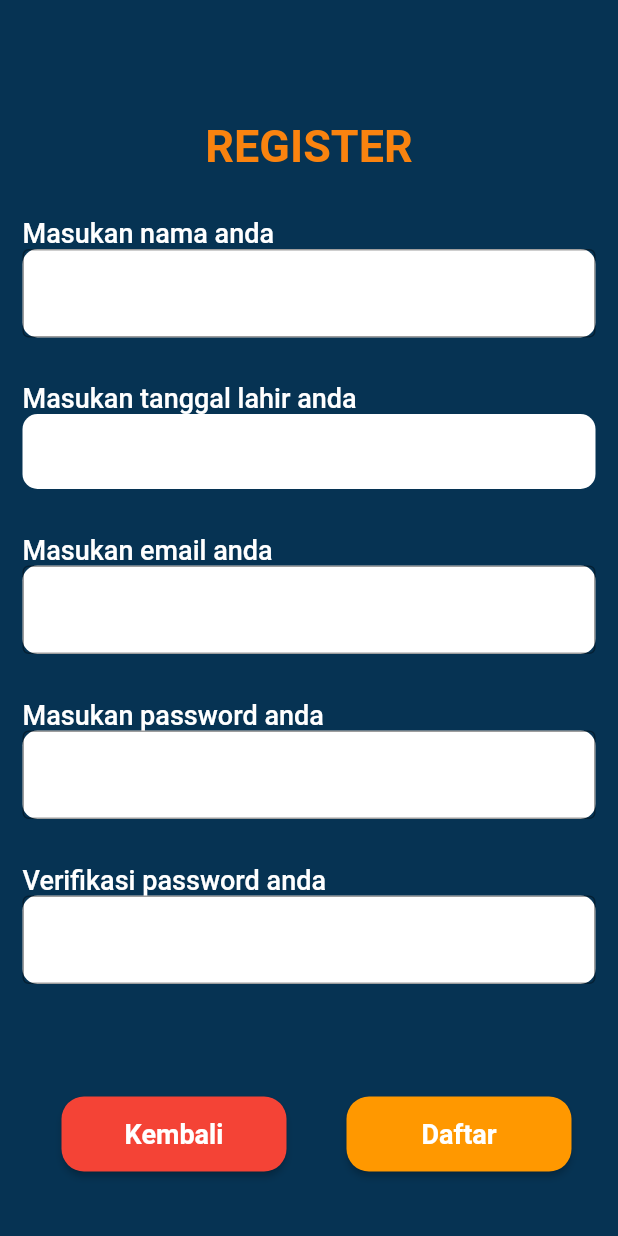
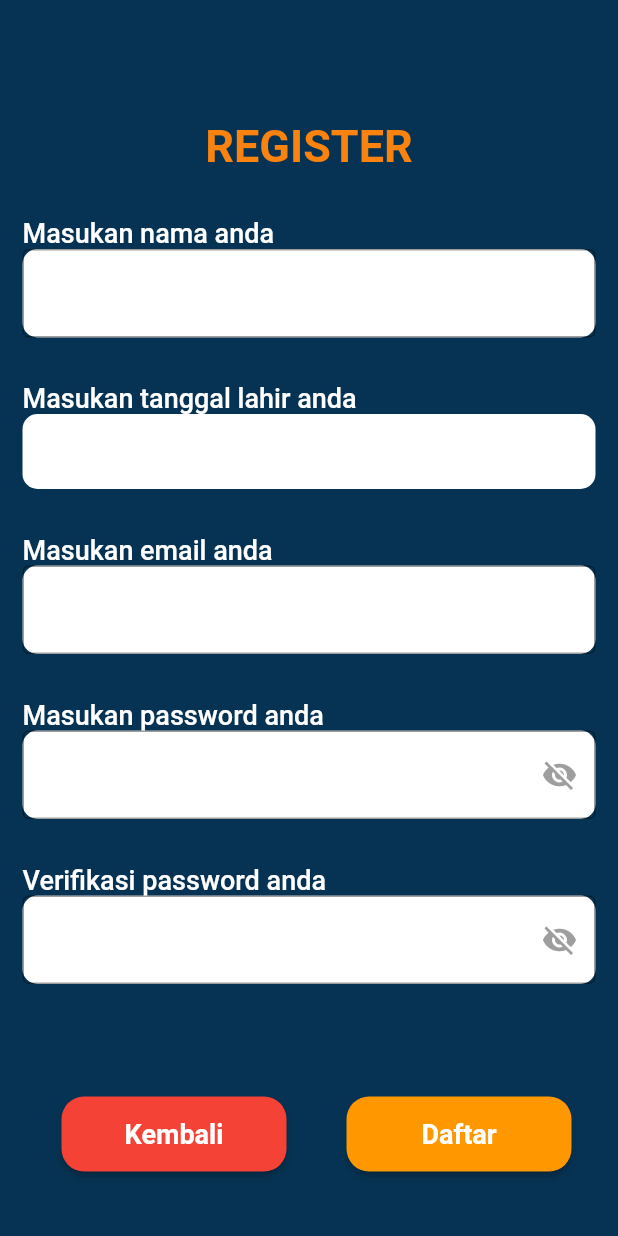
Before and after one commit to Soviena/inovasi-budaya-flutter, a Flutter app: the Register screen opened by its route, on a phone screen of 412 x 824 dp. Run offline on Flutter 3.47's test engine with Material 2 defaults, Android fonts, the phone set to English and light mode, and no system bars; our stand-ins replace accordion, firebase_core, firebase_messaging, flutter_local_notifications, image_cropper, image_picker and 4 more; missing offline and left inert: universal_html, workmanager; accounts and stored records are empty.

Commit message:
menambah viability pada password register

```diff
--- a/lib/view/register.dart
+++ b/lib/view/register.dart
@@ -13,6 +13,8 @@ class Register extends StatefulWidget {
 
 class _RegisterState extends State<Register> {
   // String api = "http://192.168.1.124/api/";
+  bool _showPassword = false;
+  bool _showPassword2 = false;
   final TextEditingController nameController = TextEditingController();
   final TextEditingController emailController = TextEditingController();
   final TextEditingController passwordController = TextEditingController();
@@ -186,18 +188,39 @@ class _RegisterState extends State<Register> {
                                 style: TextStyle(
                                   color: Colors.white,
                                   fontWeight: FontWeight.w500,
-                                    fontSize: 18),
+                                  fontSize: 18,
+                                ),
                               ),
                             ),
                             Container(
                               decoration: BoxDecoration(
                                 borderRadius: BorderRadius.circular(10),
-                                  color: Colors.white),
-                              child: TextField(
+                                color: Colors.white,
+                              ),
+                              child: Stack(
+                                alignment: Alignment.centerRight,
+                                children: [
+                                  TextField(
                                     controller: passwordController,
+                                    obscureText: !_showPassword,
                                     decoration: const InputDecoration(
                                       border: OutlineInputBorder(),
                                     ),
+                                  ),
+                                  IconButton(
+                                    icon: Icon(
+                                      _showPassword
+                                          ? Icons.visibility
+                                          : Icons.visibility_off,
+                                      color: Colors.grey,
+                                    ),
+                                    onPressed: () {
+                                      setState(() {
+                                        _showPassword = !_showPassword;
+                                      });
+                                    },
+                                  ),
+                                ],
                               ),
                             ),
                           ],
@@ -214,18 +237,39 @@ class _RegisterState extends State<Register> {
                                 style: TextStyle(
                                   color: Colors.white,
                                   fontWeight: FontWeight.w500,
-                                    fontSize: 18),
+                                  fontSize: 18,
+                                ),
                               ),
                             ),
                             Container(
                               decoration: BoxDecoration(
                                 borderRadius: BorderRadius.circular(10),
-                                  color: Colors.white),
-                              child: TextField(
+                                color: Colors.white,
+                              ),
+                              child: Stack(
+                                alignment: Alignment.centerRight,
+                                children: [
+                                  TextField(
                                     controller: passwordController2,
+                                    obscureText: !_showPassword2,
                                     decoration: const InputDecoration(
                                       border: OutlineInputBorder(),
                                     ),
+                                  ),
+                                  IconButton(
+                                    icon: Icon(
+                                      _showPassword2
+                                          ? Icons.visibility
+                                          : Icons.visibility_off,
+                                      color: Colors.grey,
+                                    ),
+                                    onPressed: () {
+                                      setState(() {
+                                        _showPassword2 = !_showPassword2;
+                                      });
+                                    },
+                                  ),
+                                ],
                               ),
                             ),
                           ],
```
Lines whose indentation alone changed are shown as unchanged.
